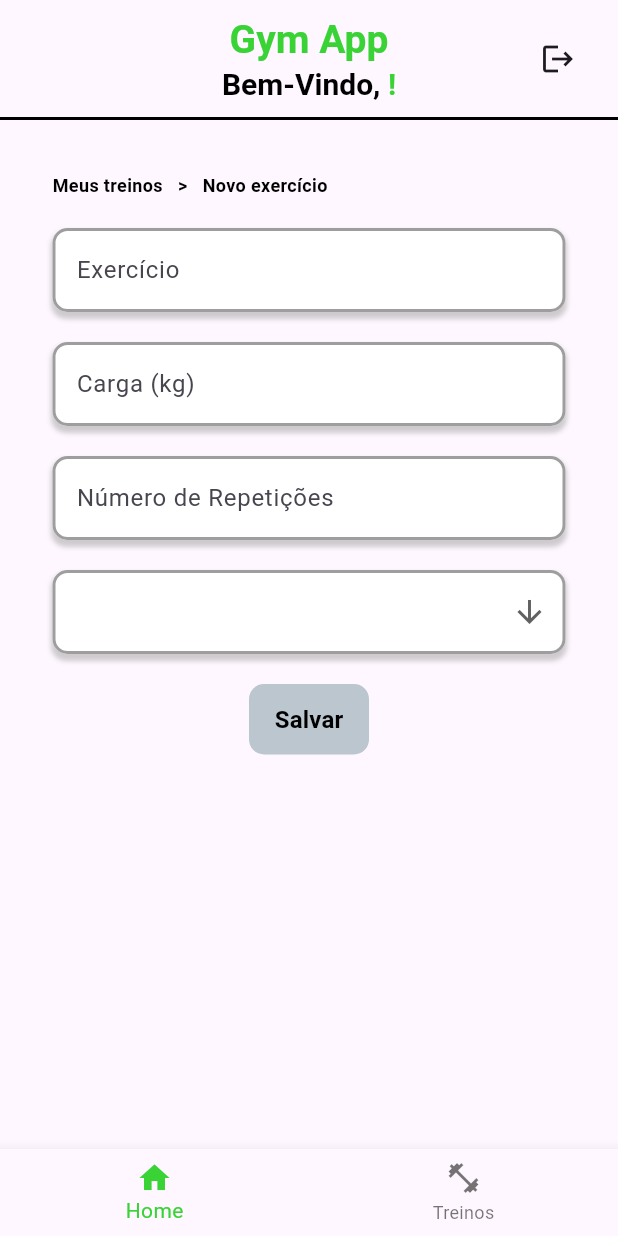
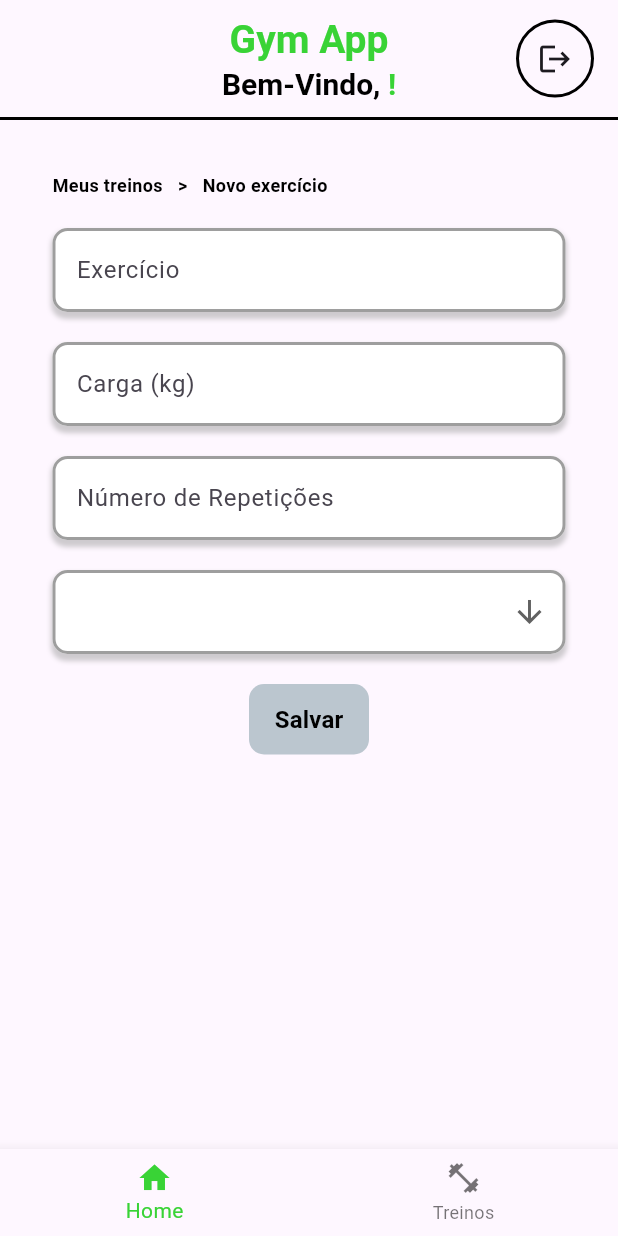
Before and after one commit to ernestosrf/gym-app, a Flutter app: the TrainingPage screen opened directly, on a phone screen of 412 x 824 dp. Run offline on Flutter 3.47's test engine with Material 3 defaults, Android fonts, the phone set to English and light mode, and no system bars; our stand-ins replace cloud_firestore, firebase_auth, firebase_core; accounts and stored records are empty; statements that could not run were skipped.

Commit message:
Edit logout icon

```diff
--- a/lib/assets/header/header.dart
+++ b/lib/assets/header/header.dart
@@ -100,6 +100,14 @@ class _Header extends State<Header> {
           ),
           Align(
   alignment: Alignment.centerRight,
+  child: Container(
+    decoration: BoxDecoration(
+      shape: BoxShape.circle,
+      border: Border.all(
+        color: Colors.black,
+        width: 2,
+      ),
+    ),
     child: IconButton(
       icon: const Icon(Icons.logout),
       onPressed: () async {
@@ -110,6 +118,7 @@ class _Header extends State<Header> {
           MaterialPageRoute(builder: (context) => const LoginPage()),
         );
       },
+    ),
   ),
 ),
         ],
```
Lines whose indentation alone changed are shown as unchanged.
